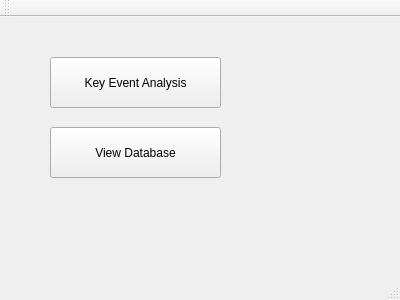
First picture: the form in menuwindow.ui, repository minno22/RugbyAnalyser, before the edit.
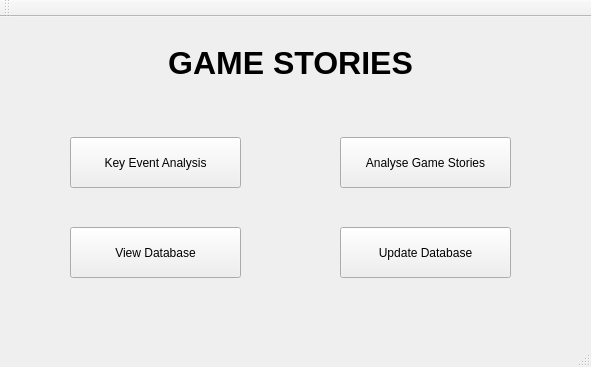
Second picture: the form after the edit.

Commit message: Implemented cumulative distance method for story comparison. Removed game story comparison as option in key event options, now a main menu option. Added update database funtion to main menu. Small UI changes.

Diff of the .ui file:
```diff
--- a/menuwindow.ui
+++ b/menuwindow.ui
@@ -6,8 +6,8 @@
    <rect>
     <x>0</x>
     <y>0</y>
-    <width>400</width>
-    <height>300</height>
+    <width>591</width>
+    <height>367</height>
    </rect>
   </property>
   <property name="windowTitle">
@@ -17,8 +17,8 @@
    <widget class="QPushButton" name="btnKeyEventAnalysis">
     <property name="geometry">
      <rect>
-      <x>50</x>
-      <y>40</y>
+      <x>70</x>
+      <y>120</y>
       <width>171</width>
       <height>51</height>
      </rect>
@@ -33,8 +33,8 @@
    <widget class="QPushButton" name="btnViewDb">
     <property name="geometry">
      <rect>
-      <x>50</x>
-      <y>110</y>
+      <x>70</x>
+      <y>210</y>
       <width>171</width>
       <height>51</height>
      </rect>
@@ -43,6 +43,55 @@
      <string>View Database</string>
     </property>
    </widget>
+   <widget class="QPushButton" name="btnStories">
+    <property name="geometry">
+     <rect>
+      <x>340</x>
+      <y>120</y>
+      <width>171</width>
+      <height>51</height>
+     </rect>
+    </property>
+    <property name="text">
+     <string>Analyse Game Stories</string>
+    </property>
+   </widget>
+   <widget class="QPushButton" name="btnUpdateDb">
+    <property name="geometry">
+     <rect>
+      <x>340</x>
+      <y>210</y>
+      <width>171</width>
+      <height>51</height>
+     </rect>
+    </property>
+    <property name="text">
+     <string>Update Database</string>
+    </property>
+   </widget>
+   <widget class="QLabel" name="lblHeader">
+    <property name="geometry">
+     <rect>
+      <x>70</x>
+      <y>20</y>
+      <width>441</width>
+      <height>51</height>
+     </rect>
+    </property>
+    <property name="font">
+     <font>
+      <pointsize>24</pointsize>
+      <weight>75</weight>
+      <bold>true</bold>
+     </font>
+    </property>
+    <property name="text">
+     <string>GAME STORIES</string>
+    </property>
+    <property name="alignment">
+     <set>Qt::AlignCenter</set>
+    </property>
+   </widget>
   </widget>
   <widget class="QMenuBar" name="menuBar">
    <property name="geometry">
```
Left out of the diff: 2 changed lines with no effect on the pictures. The commit also changes 10 other files.
